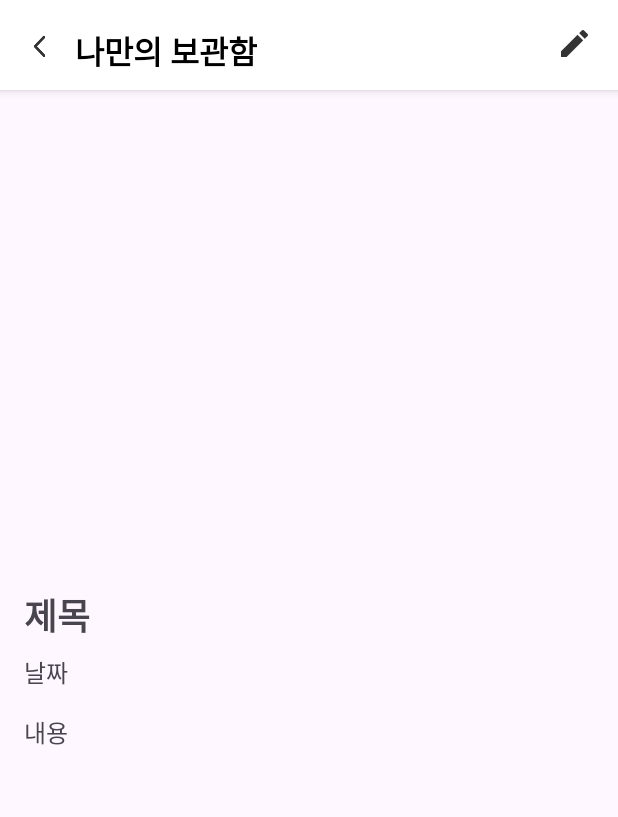
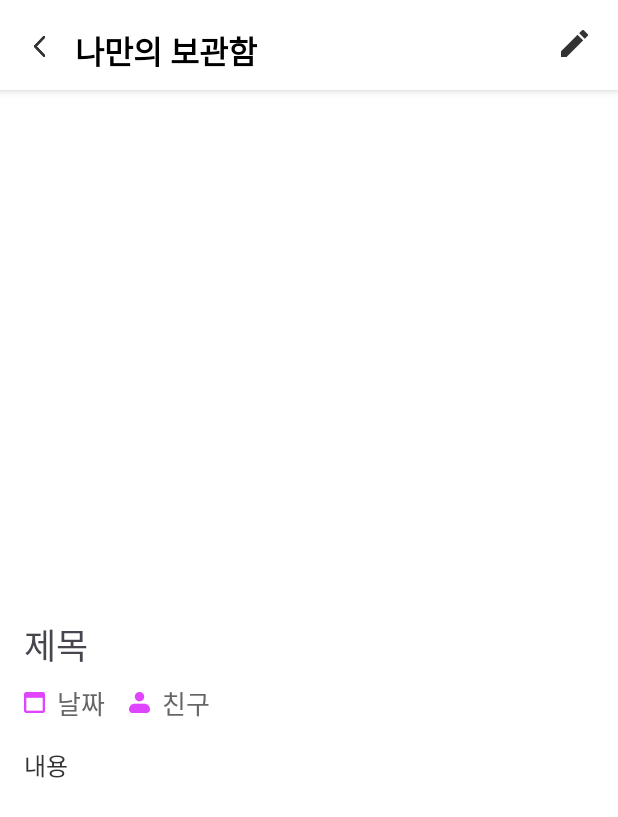
Before and after one commit to Romantic-Yeojido/frontend, an Android app: the layout activity_locker.xml on its own in the app's theme, with its tools: preview values and no code run, on a phone screen of 412 x 824 dp. Shown: the top 817 px of the screen. Run offline under Robolectric (Android 15) with nearby library versions, the phone set to English and light mode, and no system bars.

Commit message:
Feat: 나만의 보관함 UI 수정 및 홈 화면 보물 상자 카드 뷰 색 변경

```diff
--- a/app/src/main/res/layout/activity_locker.xml
+++ b/app/src/main/res/layout/activity_locker.xml
@@ -3,7 +3,8 @@
     android:layout_width="match_parent"
     android:layout_height="match_parent"
     xmlns:app="http://schemas.android.com/apk/res-auto"
-    tools:context=".MainActivity">
+    tools:context=".MainActivity"
+    android:background="@color/G000">
 
     <androidx.constraintlayout.widget.ConstraintLayout
         android:id="@+id/topBar"
@@ -74,7 +75,7 @@
             <androidx.viewpager.widget.ViewPager
                 android:id="@+id/photoViewPager"
                 android:layout_width="match_parent"
-                android:layout_height="300dp"
+                android:layout_height="320dp"
                 android:layout_marginBottom="16dp" />
 
             <!-- 제목 -->
@@ -83,18 +84,53 @@
                 android:layout_width="wrap_content"
                 android:layout_height="wrap_content"
                 android:text="@string/memory_title"
-                android:textSize="24sp"
-                android:textStyle="bold"
+                android:textSize="23sp"
+                android:fontFamily="@font/pretendard_bold"
                 android:layout_marginBottom="8dp" />
 
-            <!-- 날짜 -->
-            <TextView
-                android:id="@+id/memoryDate"
+            <!-- 날짜와 친구 -->
+            <LinearLayout
                 android:layout_width="wrap_content"
                 android:layout_height="wrap_content"
-                android:text="@string/memory_date"
-                android:textSize="16sp"
-                android:layout_marginBottom="16dp" />
+                android:orientation="horizontal"
+                android:gravity="center_horizontal"
+                android:layout_marginBottom="16dp">
+
+                <!-- 날짜 -->
+                <ImageView
+                    android:src="@drawable/ic_date"
+                    android:layout_width="14dp"
+                    android:layout_height="14dp"
+                    android:layout_gravity="center"
+                    android:layout_marginEnd="8dp" />
+
+                <TextView
+                    android:id="@+id/memoryDate"
+                    android:layout_width="wrap_content"
+                    android:layout_height="wrap_content"
+                    android:text="@string/memory_date"
+                    android:textSize="17sp"
+                    android:fontFamily="@font/pretendard_medium"
+                    android:textColor="@color/G600"
+                    android:layout_marginEnd="16dp" />
+
+                <!-- 친구 -->
+                <ImageView
+                    android:src="@drawable/ic_friend"
+                    android:layout_width="14dp"
+                    android:layout_height="14dp"
+                    android:layout_gravity="center"
+                    android:layout_marginEnd="8dp"/>
+
+                <TextView
+                    android:id="@+id/memoryFriend"
+                    android:layout_width="wrap_content"
+                    android:layout_height="wrap_content"
+                    android:text="@string/memory_friend"
+                    android:textSize="17sp"
+                    android:fontFamily="@font/pretendard_medium"
+                    android:textColor="@color/G600" />
+            </LinearLayout>
 
             <!-- 내용 -->
             <TextView
@@ -102,7 +138,8 @@
                 android:layout_width="match_parent"
                 android:layout_height="wrap_content"
                 android:text="@string/memory_content"
-                android:textSize="16sp" />
+                android:textSize="16sp"
+                android:textColor="@color/G800"/>
 
         </LinearLayout>
     </ScrollView>
--- a/app/src/main/res/layout/activity_main.xml
+++ b/app/src/main/res/layout/activity_main.xml
@@ -54,7 +54,7 @@
         app:layout_constraintEnd_toEndOf="parent"
         android:clickable="true"
         android:focusable="true"
-        app:cardBackgroundColor="@color/G100"
+        app:cardBackgroundColor="@color/G000"
         app:strokeColor="@color/G200"
         android:elevation="0dp"
         app:strokeWidth="1dp">
--- a/app/src/main/res/values/strings.xml
+++ b/app/src/main/res/values/strings.xml
@@ -48,6 +48,7 @@
     <string name="locker_title">나만의 보관함</string>
     <string name="memory_title">제목</string>
     <string name="memory_date">날짜</string>
+    <string name="memory_friend">친구</string>
     <string name="memory_content">내용</string>
     <string name="close">닫기</string>
 </resources>
```
Also changed, not shown: app/src/main/res/drawable/ic_date.png (added), app/src/main/res/drawable/ic_friend.png (added).
